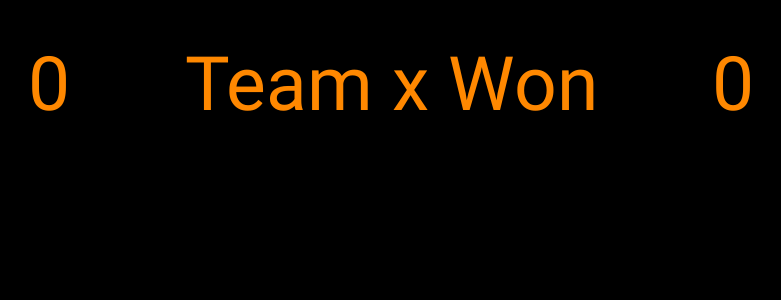
After one commit to mattmill1995/semester-project-beta-release-omega, an Android app: the VictoryScreen screen opened directly, with no data from a screen before it, on a phone screen of 824 x 412 dp (held sideways). The commit adds this screen. Shown: the top 300 px of the screen, without its empty margins (227-1008 px from the left). Run offline under Robolectric (Android 15) with nearby library versions, the phone set to English and light mode, and no system bars; 1 statement that could not run was skipped.

Commit message:
started work on victory screen
trying to pass team 1 score and team 2 score from quickgame to new intent.

```diff
--- /dev/null
+++ b/app/src/main/java/com/bignerdranch/android/finalproject/VictoryScreen.java
@@ -0,0 +1,25 @@
+package com.bignerdranch.android.finalproject;
+
+import android.os.Bundle;
+import android.support.v7.app.AppCompatActivity;
+import android.widget.TextView;
+
+/**
+ * Created by morgan on 4/27/2017.
+ */
+
+public class VictoryScreen extends AppCompatActivity {
+
+    TextView team_1_score, team_2_score, victory_display;
+    protected void onCreate(Bundle savedInstanceState){
+        Bundle extras = getIntent().getExtras();
+        super.onCreate(savedInstanceState);
+        setContentView(R.layout.victory_screen);
+
+        team_1_score = (TextView) findViewById(R.id.team_1_score_view);
+        team_2_score = (TextView) findViewById(R.id.team_2_score_view);
+        victory_display = (TextView) findViewById(R.id.team_won);
+
+        team_1_score.setText(extras.getInt("team1score"));
+    }
+}
--- a/app/src/main/res/layout-land/victory_screen.xml
+++ b/app/src/main/res/layout-land/victory_screen.xml
@@ -1,9 +1,43 @@
 <?xml version="1.0" encoding="utf-8"?>
-<LinearLayout xmlns:android="http://schemas.android.com/apk/res/android"
+<RelativeLayout xmlns:android="http://schemas.android.com/apk/res/android"
               android:orientation="vertical"
               android:layout_width="match_parent"
               android:layout_height="match_parent"
               android:background="@android:color/black"
     >
+    <TextView
+        android:id="@+id/team_won"
+        android:layout_width="wrap_content"
+        android:layout_height="wrap_content"
+        android:layout_centerHorizontal="true"
+        android:layout_margin="20dp"
+        android:textColor="@android:color/holo_orange_dark"
+        android:text="Team x Won"
+        android:textSize="50dp"
+        android:textAlignment="center"/>
 
-</LinearLayout>
+    <TextView
+        android:id="@+id/team_1_score_view"
+        android:layout_width="100dp"
+        android:layout_height="100dp"
+        android:layout_margin="20dp"
+        android:layout_toLeftOf="@id/team_won"
+        android:textColor="@android:color/holo_orange_dark"
+        android:text="0"
+        android:textSize="50dp"
+        android:textAlignment="center"
+        />
+
+    <TextView
+        android:id="@+id/team_2_score_view"
+        android:layout_width="100dp"
+        android:layout_height="100dp"
+        android:layout_margin="20dp"
+        android:layout_toRightOf="@id/team_won"
+        android:textColor="@android:color/holo_orange_dark"
+        android:text="0"
+        android:textSize="50dp"
+        android:textAlignment="center"
+        />
+
+</RelativeLayout>
```
Also changed, not shown: app/src/main/AndroidManifest.xml (+7 -0 lines), app/src/main/java/com/bignerdranch/android/finalproject/QuickGameActivity.java (+7 -2 lines), app/src/main/java/com/bignerdranch/android/finalproject/SetScorePopup.java (added, +21 -0 lines).
